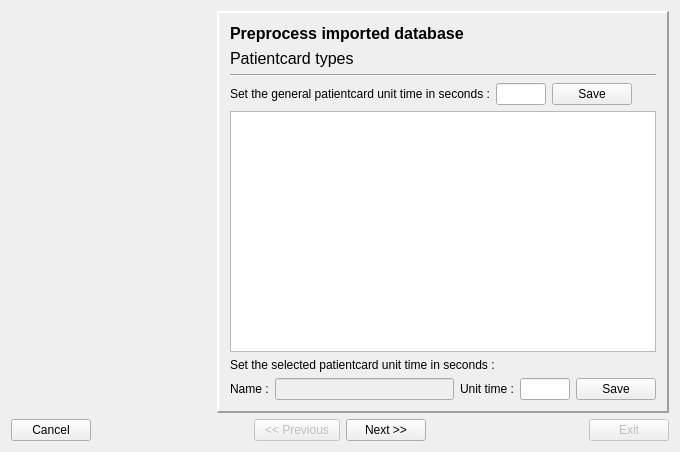
First picture: the form in dbtool/mainwindow.ui, repository tbikfalvi/Belenus, before the edit.
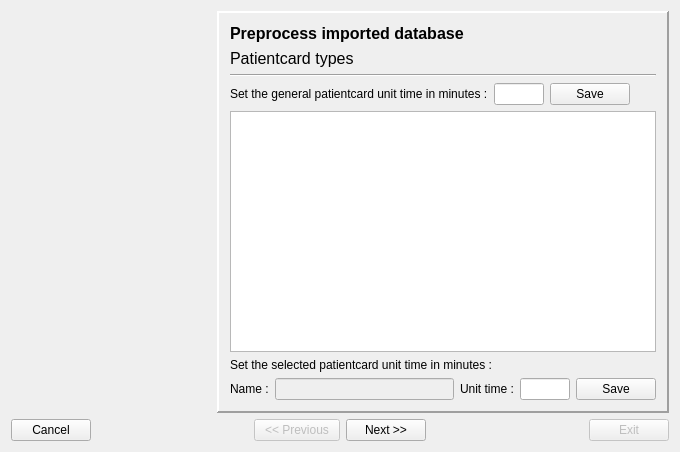
Second picture: the form after the edit. Icons and pictures are not drawn.

Patch:
```diff
--- a/dbtool/mainwindow.ui
+++ b/dbtool/mainwindow.ui
@@ -802,7 +802,7 @@
                </font>
               </property>
               <property name="text">
-               <string>Set the general patientcard unit time in seconds :</string>
+               <string>Set the general patientcard unit time in minutes :</string>
               </property>
               <property name="wordWrap">
                <bool>false</bool>
@@ -865,7 +865,7 @@
              </font>
             </property>
             <property name="text">
-             <string>Set the selected patientcard unit time in seconds :</string>
+             <string>Set the selected patientcard unit time in minutes :</string>
             </property>
             <property name="wordWrap">
              <bool>false</bool>
```
